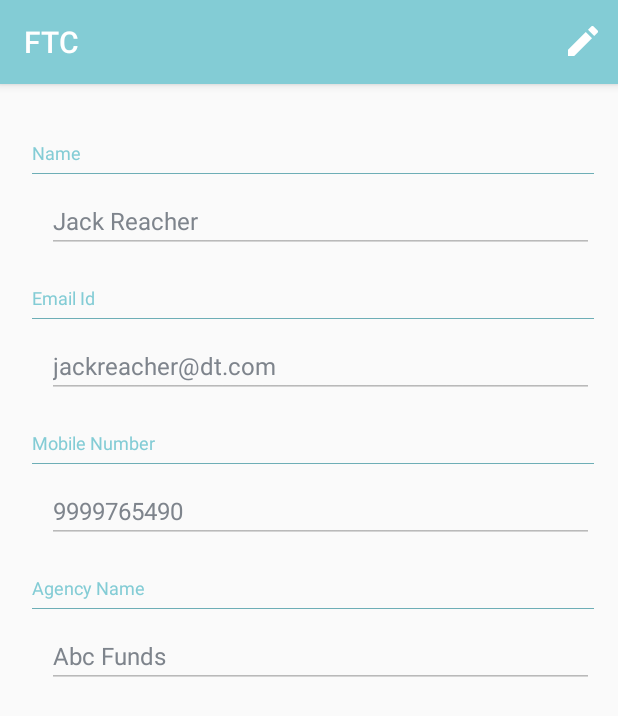
After one commit to Vibeosys/FtcAndroidApp, an Android app: the MyProfileActivity screen opened directly, with no data from a screen before it, on a phone screen of 412 x 824 dp. The commit adds this screen. Shown: the top 716 px of the screen. Run offline under Robolectric (Android 15) with nearby library versions, the phone set to English and light mode, and no system bars.

Commit message:
Profile Activity design
Profile Activity design

```diff
--- a/FTCMobileApp/app/src/main/AndroidManifest.xml
+++ b/FTCMobileApp/app/src/main/AndroidManifest.xml
@@ -23,7 +23,8 @@
         <activity android:name=".activities.ForgotPassActivity" />
         <activity
             android:name=".activities.TreadingAlertActivity"
-            android:parentActivityName=".MainActivity"></activity>
+            android:parentActivityName=".MainActivity" />
+        <activity android:name=".activities.MyProfileActivity"></activity>
     </application>
 
 </manifest>
--- a/FTCMobileApp/app/src/main/java/com/vibeosys/ftc/MainActivity.java
+++ b/FTCMobileApp/app/src/main/java/com/vibeosys/ftc/MainActivity.java
@@ -14,6 +14,7 @@ import android.support.v7.widget.Toolbar;
 import android.view.Menu;
 import android.view.MenuItem;
 
+import com.vibeosys.ftc.activities.MyProfileActivity;
 import com.vibeosys.ftc.activities.TreadingAlertActivity;
 
 public class MainActivity extends AppCompatActivity
@@ -82,8 +83,9 @@ public class MainActivity extends AppCompatActivity
         // Handle navigation view item clicks here.
         int id = item.getItemId();
 
-        if (id == R.id.nav_camera) {
+        if (id == R.id.nav_my_profile) {
             // Handle the camera action
+            startActivity(new Intent(getApplicationContext(), MyProfileActivity.class));
         } else if (id == R.id.nav_gallery) {
 
         } else if (id == R.id.nav_slideshow) {
--- a/FTCMobileApp/app/src/main/java/com/vibeosys/ftc/activities/BaseActivity.java
+++ b/FTCMobileApp/app/src/main/java/com/vibeosys/ftc/activities/BaseActivity.java
@@ -10,7 +10,8 @@ import android.support.v7.app.AppCompatActivity;
 public class BaseActivity extends AppCompatActivity {
 
     @Override
-    public void onCreate(Bundle savedInstanceState) {
+    protected void onCreate(Bundle savedInstanceState) {
         super.onCreate(savedInstanceState);
+
     }
 }
--- /dev/null
+++ b/FTCMobileApp/app/src/main/java/com/vibeosys/ftc/activities/MyProfileActivity.java
@@ -0,0 +1,77 @@
+package com.vibeosys.ftc.activities;
+
+import android.support.v7.app.AppCompatActivity;
+import android.os.Bundle;
+import android.view.Menu;
+import android.view.MenuItem;
+import android.view.View;
+import android.widget.Button;
+import android.widget.EditText;
+
+import com.vibeosys.ftc.R;
+
+public class MyProfileActivity extends BaseActivity implements View.OnClickListener {
+
+    private EditText mTxtName, mTxtEmail, mTxtPhNo;
+    private Button mBtnCancel, mBtnUpdate;
+
+    @Override
+    protected void onCreate(Bundle savedInstanceState) {
+        super.onCreate(savedInstanceState);
+        setContentView(R.layout.activity_my_profile);
+        mTxtName = (EditText) findViewById(R.id.txtName);
+        mTxtEmail = (EditText) findViewById(R.id.txtEmail);
+        mTxtPhNo = (EditText) findViewById(R.id.txtPhNo);
+        mBtnCancel = (Button) findViewById(R.id.btnCancel);
+        mBtnUpdate = (Button) findViewById(R.id.btnUpdate);
+        hideVisibility();
+    }
+
+    @Override
+    public boolean onCreateOptionsMenu(Menu menu) {
+        getMenuInflater().inflate(R.menu.profile_update, menu);
+        return true;
+    }
+
+    @Override
+    public boolean onOptionsItemSelected(MenuItem item) {
+        int id = item.getItemId();
+
+        switch (id) {
+            case R.id.action_edit:
+                showVisibility();
+                break;
+            default:
+                break;
+        }
+        return super.onOptionsItemSelected(item);
+    }
+
+    private void hideVisibility() {
+        mTxtName.setEnabled(false);
+        mTxtEmail.setEnabled(false);
+        mTxtPhNo.setEnabled(false);
+        mBtnCancel.setVisibility(View.GONE);
+        mBtnUpdate.setVisibility(View.GONE);
+    }
+
+    private void showVisibility() {
+        mTxtName.setEnabled(true);
+        mTxtEmail.setEnabled(true);
+        mTxtPhNo.setEnabled(true);
+        mBtnCancel.setVisibility(View.VISIBLE);
+        mBtnUpdate.setVisibility(View.VISIBLE);
+    }
+
+    @Override
+    public void onClick(View v) {
+        int id = v.getId();
+        switch (id) {
+            case R.id.btnUpdate:
+                break;
+            case R.id.btnCancel:
+                hideVisibility();
+                break;
+        }
+    }
+}
--- a/FTCMobileApp/app/src/main/res/layout/activity_login.xml
+++ b/FTCMobileApp/app/src/main/res/layout/activity_login.xml
@@ -152,8 +152,7 @@
                             android:background="@drawable/customborder"
                             android:text="@string/str_login_btn"
                             android:textColor="@android:color/white"
-                            android:textSize="16sp"
-                            android:textStyle="bold" />
+                            android:textSize="16sp" />
                     </LinearLayout>
 
                     <LinearLayout
--- /dev/null
+++ b/FTCMobileApp/app/src/main/res/layout/activity_my_profile.xml
@@ -0,0 +1,220 @@
+<?xml version="1.0" encoding="utf-8"?>
+<RelativeLayout xmlns:android="http://schemas.android.com/apk/res/android"
+    xmlns:tools="http://schemas.android.com/tools"
+    android:layout_width="match_parent"
+    android:layout_height="match_parent"
+    tools:context="com.vibeosys.ftc.activities.MyProfileActivity">
+
+    <!--<RelativeLayout
+        android:id="@+id/profilePic"
+        android:layout_width="match_parent"
+        android:layout_height="180dp"
+        android:orientation="horizontal"></RelativeLayout>-->
+
+    <ScrollView
+        android:id="@+id/scrollView"
+        android:layout_width="wrap_content"
+        android:layout_height="wrap_content"
+        android:layout_margin="16dp">
+
+        <LinearLayout
+            android:layout_width="match_parent"
+            android:layout_height="match_parent"
+            android:orientation="vertical">
+
+            <LinearLayout
+                android:layout_width="match_parent"
+                android:layout_height="wrap_content"
+                android:layout_marginTop="16dp"
+                android:gravity="center_vertical"
+                android:orientation="vertical">
+
+                <!--   <ImageView
+                       android:layout_width="wrap_content"
+                       android:layout_height="wrap_content"
+                       android:src="@drawable/ic_person_black_24dp" />-->
+                <TextView
+                    android:layout_width="match_parent"
+                    android:layout_height="match_parent"
+                    android:layout_margin="5dp"
+                    android:layout_marginLeft="15dp"
+                    android:gravity="center_vertical"
+                    android:text="Name"
+                    android:textColor="@color/colorPrimary"
+                    android:textSize="12sp" />
+
+                <View
+                    android:layout_width="match_parent"
+                    android:layout_height="0.5dp"
+                    android:layout_marginLeft="5dp"
+                    android:background="@color/colorPrimaryDark" />
+
+                <EditText
+                    android:id="@+id/txtName"
+                    android:layout_width="match_parent"
+                    android:layout_height="match_parent"
+                    android:layout_marginLeft="15dp"
+                    android:layout_marginTop="10dp"
+                    android:enabled="false"
+                    android:gravity="center_vertical"
+                    android:text="Jack Reacher"
+                    android:textColor="@color/secondaryText"
+                    android:textSize="16sp" />
+            </LinearLayout>
+
+            <LinearLayout
+                android:layout_width="match_parent"
+                android:layout_height="wrap_content"
+                android:layout_marginTop="16dp"
+                android:gravity="center_vertical"
+                android:orientation="vertical">
+
+                <!--   <ImageView
+                       android:layout_width="wrap_content"
+                       android:layout_height="wrap_content"
+                       android:src="@drawable/ic_person_black_24dp" />-->
+                <TextView
+                    android:layout_width="match_parent"
+                    android:layout_height="match_parent"
+                    android:layout_margin="5dp"
+                    android:layout_marginLeft="15dp"
+                    android:gravity="center_vertical"
+                    android:text="Email Id"
+                    android:textColor="@color/colorPrimary"
+                    android:textSize="12sp" />
+
+                <View
+                    android:layout_width="match_parent"
+                    android:layout_height="0.5dp"
+                    android:layout_marginLeft="5dp"
+                    android:background="@color/colorPrimaryDark" />
+
+                <EditText
+                    android:id="@+id/txtEmail"
+                    android:layout_width="match_parent"
+                    android:layout_height="match_parent"
+                    android:layout_marginLeft="15dp"
+                    android:layout_marginTop="10dp"
+                    android:enabled="false"
+                    android:gravity="center_vertical"
+                    android:text="jackreacher@dt.com"
+                    android:textColor="@color/secondaryText"
+                    android:textSize="16sp" />
+            </LinearLayout>
+
+            <LinearLayout
+                android:layout_width="match_parent"
+                android:layout_height="wrap_content"
+                android:layout_marginTop="16dp"
+                android:gravity="center_vertical"
+                android:orientation="vertical">
+
+                <!--   <ImageView
+                       android:layout_width="wrap_content"
+                       android:layout_height="wrap_content"
+                       android:src="@drawable/ic_person_black_24dp" />-->
+                <TextView
+                    android:layout_width="match_parent"
+                    android:layout_height="match_parent"
+                    android:layout_margin="5dp"
+                    android:layout_marginLeft="15dp"
+                    android:gravity="center_vertical"
+                    android:text="Mobile Number"
+                    android:textColor="@color/colorPrimary"
+                    android:textSize="12sp" />
+
+                <View
+                    android:layout_width="match_parent"
+                    android:layout_height="0.5dp"
+                    android:layout_marginLeft="5dp"
+                    android:background="@color/colorPrimaryDark" />
+
+                <EditText
+                    android:id="@+id/txtPhNo"
+                    android:layout_width="match_parent"
+                    android:layout_height="match_parent"
+                    android:layout_marginLeft="15dp"
+                    android:layout_marginTop="10dp"
+                    android:enabled="false"
+                    android:gravity="center_vertical"
+                    android:text="9999765490"
+                    android:textColor="@color/secondaryText"
+                    android:textSize="16sp" />
+            </LinearLayout>
+
+            <LinearLayout
+                android:layout_width="match_parent"
+                android:layout_height="wrap_content"
+                android:layout_marginTop="16dp"
+                android:gravity="center_vertical"
+                android:orientation="vertical">
+
+                <!--   <ImageView
+                       android:layout_width="wrap_content"
+                       android:layout_height="wrap_content"
+                       android:src="@drawable/ic_person_black_24dp" />-->
+                <TextView
+                    android:layout_width="match_parent"
+                    android:layout_height="match_parent"
+                    android:layout_margin="5dp"
+                    android:layout_marginLeft="15dp"
+                    android:gravity="center_vertical"
+                    android:text="Agency Name"
+                    android:textColor="@color/colorPrimary"
+                    android:textSize="12sp" />
+
+                <View
+                    android:layout_width="match_parent"
+                    android:layout_height="0.5dp"
+                    android:layout_marginLeft="5dp"
+                    android:background="@color/colorPrimaryDark" />
+
+                <EditText
+                    android:id="@+id/txtAgencyName"
+                    android:layout_width="match_parent"
+                    android:layout_height="match_parent"
+                    android:layout_marginLeft="15dp"
+                    android:layout_marginTop="10dp"
+                    android:enabled="false"
+                    android:gravity="center_vertical"
+                    android:text="Abc Funds"
+                    android:textColor="@color/secondaryText"
+                    android:textSize="16sp" />
+            </LinearLayout>
+
+            <LinearLayout
+                android:layout_width="match_parent"
+                android:layout_height="wrap_content"
+                android:layout_marginTop="16dp"
+                android:gravity="center_vertical"
+                android:orientation="horizontal">
+
+                <!--   <ImageView
+                       android:layout_width="wrap_content"
+                       android:layout_height="wrap_content"
+                       android:src="@drawable/ic_person_black_24dp" />-->
+                <Button
+                    android:id="@+id/btnCancel"
+                    android:layout_width="wrap_content"
+                    android:layout_height="wrap_content"
+                    android:layout_margin="8dp"
+                    android:layout_weight="1"
+                    android:text="@string/str_cancel_btn"
+                    android:textSize="16sp"
+                    android:visibility="gone" />
+
+                <Button
+                    android:id="@+id/btnUpdate"
+                    android:layout_width="wrap_content"
+                    android:layout_height="wrap_content"
+                    android:layout_margin="8dp"
+                    android:layout_weight="1"
+                    android:background="@drawable/customborder"
+                    android:text="@string/str_update_btn"
+                    android:textColor="@android:color/white"
+                    android:textSize="16sp"
+                    android:visibility="gone" />
+            </LinearLayout>
+        </LinearLayout>
+    </ScrollView>
+</RelativeLayout>
--- a/FTCMobileApp/app/src/main/res/menu/activity_main_drawer.xml
+++ b/FTCMobileApp/app/src/main/res/menu/activity_main_drawer.xml
@@ -3,9 +3,9 @@
 
     <group android:checkableBehavior="single">
         <item
-            android:id="@+id/nav_camera"
-            android:icon="@drawable/ic_menu_camera"
-            android:title="Import" />
+            android:id="@+id/nav_my_profile"
+            android:icon="@drawable/ic_person_black_24dp"
+            android:title="My Profile" />
         <item
             android:id="@+id/nav_gallery"
             android:icon="@drawable/ic_menu_gallery"
--- /dev/null
+++ b/FTCMobileApp/app/src/main/res/menu/profile_update.xml
@@ -0,0 +1,10 @@
+<?xml version="1.0" encoding="utf-8"?>
+<menu xmlns:android="http://schemas.android.com/apk/res/android"
+    xmlns:app="http://schemas.android.com/apk/res-auto">
+    <item
+        android:id="@+id/action_edit"
+        android:icon="@drawable/ic_mode_edit_white_24dp"
+        android:orderInCategory="100"
+        android:title="@string/action_edit_profile"
+        app:showAsAction="always" />
+</menu>
--- a/FTCMobileApp/app/src/main/res/values/strings.xml
+++ b/FTCMobileApp/app/src/main/res/values/strings.xml
@@ -18,4 +18,7 @@
     <string name="phone">Phone Number</string>
     <string name="register">Register</string>
     <string name="resend_pass">Resend Password</string>
+    <string name="str_cancel_btn">Cancel</string>
+    <string name="str_update_btn">Update</string>
+    <string name="action_edit_profile">Edit Profile</string>
 </resources>
```
Also changed, not shown: FTCMobileApp/app/src/main/res/drawable-hdpi/ic_mode_edit_white_24dp.png (added), FTCMobileApp/app/src/main/res/drawable-mdpi/ic_mode_edit_white_24dp.png (added), FTCMobileApp/app/src/main/res/drawable-xhdpi/ic_mode_edit_white_24dp.png (added), FTCMobileApp/app/src/main/res/drawable-xxhdpi/ic_mode_edit_white_24dp.png (added), FTCMobileApp/app/src/main/res/drawable-xxxhdpi/ic_mode_edit_white_24dp.png (added).
